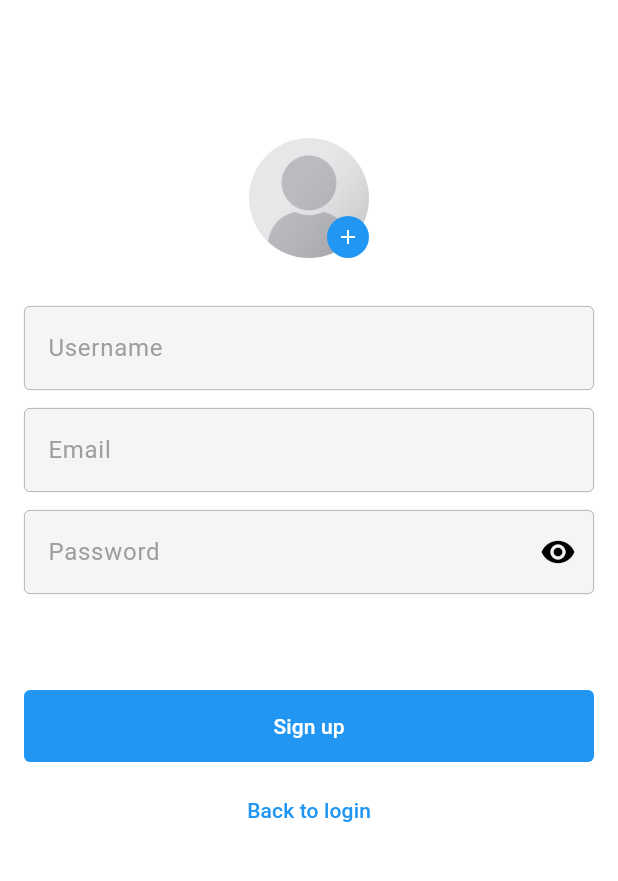
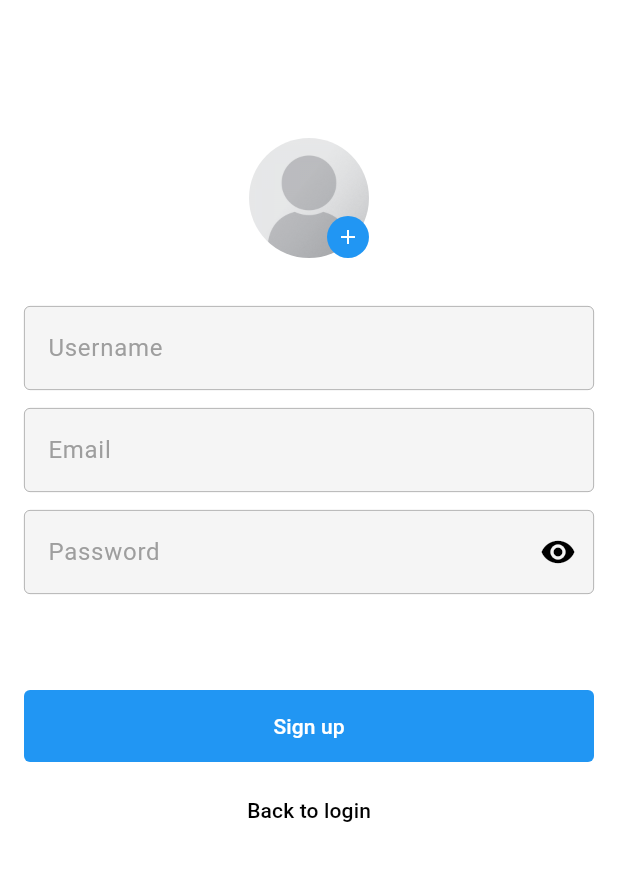
Before and after one commit to py10a/instagram_clone_flutter, a Flutter app: the screen it shows after launch, after a tap on "Sign up", on a phone screen of 412 x 824 dp, the part 66-947 px from its top. Run offline on Flutter 3.47's test engine with Material 3 defaults, Android fonts, the phone set to English and light mode, and no system bars; our stand-ins replace cloud_firestore, firebase_auth, firebase_core, firebase_storage, flutter_svg, image_picker; accounts and stored records are empty; generated files the repository leaves out were written again.

Commit message:
Refactor.
Signed-off-by: Andriy Pylo <py10.dev@gmail.com>

```diff
--- /dev/null
+++ b/devtools_options.yaml
@@ -0,0 +1,3 @@
+description: This file stores settings for Dart & Flutter DevTools.
+documentation: https://docs.flutter.dev/tools/devtools/extensions#configure-extension-enablement-states
+extensions:
--- a/lib/main.dart
+++ b/lib/main.dart
@@ -3,8 +3,10 @@ import 'package:firebase_core/firebase_core.dart';
 import 'package:flutter/material.dart';
 import 'package:instagram_clone_flutter/presentation/screens/home_screen.dart';
 import 'package:instagram_clone_flutter/presentation/screens/login_screen.dart';
+import 'package:instagram_clone_flutter/providers/user_provider.dart';
 import 'package:instagram_clone_flutter/responsivnes/responsive_layout_screen.dart';
 import 'package:instagram_clone_flutter/utils/themes.dart';
+import 'package:provider/provider.dart';
 
 import 'firebase_options.dart';
 
@@ -22,7 +24,11 @@ class InstagramClone extends StatelessWidget {
 
   @override
   Widget build(BuildContext context) {
-    return MaterialApp(
+    return MultiProvider(
+      providers: [
+        ChangeNotifierProvider(create: (_) => UserProvider()),
+      ],
+      child: MaterialApp(
         title: 'Instagram Clone',
         theme: lightTheme,
         darkTheme: darkTheme,
@@ -32,40 +38,22 @@ class InstagramClone extends StatelessWidget {
           builder: (context, snapshot) {
             if (snapshot.connectionState == ConnectionState.waiting) {
               return const Scaffold(
-              body: Center(
-                child: CircularProgressIndicator(),
-              ),
+                body: Center(child: CircularProgressIndicator()),
               );
             }
             if (snapshot.connectionState == ConnectionState.active) {
               if (snapshot.hasData) {
-              return ResponsiveLayoutScreen(
-                child: const HomeScreen(),
-              );
+                return ResponsiveLayoutScreen(child: const HomeScreen());
               } else if (snapshot.hasError) {
                 return ResponsiveLayoutScreen(
-                child: Scaffold(
-                  body: Center(
-                    child: Text('Error: ${snapshot.error}'),
+                  child: Center(child: Text('Error: ${snapshot.error}')),
+                );
+              }
+            }
+            return const LoginScreen();
+          },
         ),
       ),
     );
   }
 }
-          if (snapshot.connectionState == ConnectionState.done) {
-            return ResponsiveLayoutScreen(
-              child: const Scaffold(
-                body: Center(
-                  child: Text('Connection state done'),
-                ),
-              ),
-            );
-          }
-          return ResponsiveLayoutScreen(
-            child: const LoginScreen(),
-          );
-        },
-      ),
-    );
-  }
-}
--- a/lib/presentation/screens/login_screen.dart
+++ b/lib/presentation/screens/login_screen.dart
@@ -1,8 +1,7 @@
 import 'package:flutter/material.dart';
 import 'package:flutter_svg/svg.dart';
-import 'package:instagram_clone_flutter/presentation/screens/sign_up_screen.dart';
-import 'package:instagram_clone_flutter/presentation/widgets/email_text_field_input.dart';
-import 'package:instagram_clone_flutter/presentation/widgets/password_text_field_input.dart';
+import 'package:instagram_clone_flutter/presentation/screens/screens.dart';
+import 'package:instagram_clone_flutter/presentation/widgets/widgets.dart';
 import 'package:instagram_clone_flutter/repository/auth/firebase_auth_methods.dart';
 import 'package:instagram_clone_flutter/utils/utils.dart';
 
@@ -78,30 +77,14 @@ class _LoginScreenState extends State<LoginScreen> {
       controller: _passwordController,
     );
     // Buttons
-    ButtonStyleButton loginButton = FilledButton(
-      style: FilledButton.styleFrom(
-        minimumSize: const Size(double.infinity, 48),
-        shape: RoundedRectangleBorder(
-          borderRadius: BorderRadius.circular(4),
-        ),
-      ),
+    Widget loginButton = PrimaryButton(
+      text: const Text('Log in'),
       onPressed: logIn,
-      child: _isLoading
-          ? CircularProgressIndicator(
-              strokeWidth: 2,
-              color: Theme.of(context).colorScheme.onPrimary,
-            )
-          : const Text('Log in'),
+      isAsync: _isLoading,
     );
-    ButtonStyleButton signUpButton = TextButton(
-      style: FilledButton.styleFrom(
-        minimumSize: const Size(double.infinity, 48),
-        shape: RoundedRectangleBorder(
-          borderRadius: BorderRadius.circular(4),
-        ),
-      ),
+    Widget signUpButton = SecondaryButton(
+      text: const Text('Sign up'),
       onPressed: signUp,
-      child: const Text('Sign up'),
     );
 
     return Scaffold(
--- /dev/null
+++ b/lib/presentation/screens/screens.dart
@@ -0,0 +1,3 @@
+export 'home_screen.dart';
+export 'login_screen.dart';
+export 'sign_up_screen.dart';
--- a/lib/presentation/screens/sign_up_screen.dart
+++ b/lib/presentation/screens/sign_up_screen.dart
@@ -2,14 +2,13 @@ import 'package:flutter/material.dart';
 import 'package:flutter/services.dart';
 import 'package:flutter_svg/svg.dart';
 import 'package:image_picker/image_picker.dart';
-import 'package:instagram_clone_flutter/presentation/widgets/email_text_field_input.dart';
-import 'package:instagram_clone_flutter/presentation/widgets/name_text_field_input.dart';
-import 'package:instagram_clone_flutter/presentation/widgets/password_text_field_input.dart';
+import 'package:instagram_clone_flutter/presentation/screens/screens.dart';
+import 'package:instagram_clone_flutter/presentation/widgets/widgets.dart';
+import 'package:instagram_clone_flutter/providers/user_provider.dart';
 import 'package:instagram_clone_flutter/repository/auth/firebase_auth_methods.dart';
+import 'package:instagram_clone_flutter/responsivnes/responsive_layout_screen.dart';
 import 'package:instagram_clone_flutter/utils/utils.dart';
-
-import 'home_screen.dart';
-import 'login_screen.dart';
+import 'package:provider/provider.dart';
 
 class SignUpScreen extends StatefulWidget {
   const SignUpScreen({super.key});
@@ -54,9 +53,11 @@ class _SignUpScreenState extends State<SignUpScreen> {
       _usernameController.clear();
       _emailController.clear();
       _passwordController.clear();
+      Provider.of<UserProvider>(context, listen: false).refreshUser();
       Navigator.of(context).pushReplacement(
         MaterialPageRoute(
-          builder: (context) => const HomeScreen(),
+          builder: (context) =>
+              ResponsiveLayoutScreen(child: const HomeScreen()),
         ),
       );
     }
@@ -71,6 +72,15 @@ class _SignUpScreenState extends State<SignUpScreen> {
     setState(() {
       _isSigningUp = false;
     });
+  }
+
+  void logIn() {
+    FocusManager.instance.primaryFocus?.unfocus();
+    Navigator.of(context).pushReplacement(
+      MaterialPageRoute(
+        builder: (context) => const LoginScreen(),
+      ),
+    );
   }
 
   @override
@@ -108,7 +118,7 @@ class _SignUpScreenState extends State<SignUpScreen> {
             right: 0,
             child: CircleAvatar(
               radius: 14,
-              backgroundColor: Theme.of(context).colorScheme.primary,
+              backgroundColor: Theme.of(context).colorScheme.primaryContainer,
               child: Icon(
                 Icons.add,
                 size: 16,
@@ -131,39 +141,14 @@ class _SignUpScreenState extends State<SignUpScreen> {
       controller: _passwordController,
     );
     // Buttons
-    ButtonStyleButton signUpButton = FilledButton(
-      style: FilledButton.styleFrom(
-        minimumSize: const Size(double.infinity, 48),
-        shape: RoundedRectangleBorder(
-          borderRadius: BorderRadius.circular(4),
-        ),
-      ),
-      onPressed: () {
-        signUp(context);
-      },
-      child: _isSigningUp
-          ? CircularProgressIndicator(
-              strokeWidth: 2,
-              color: Theme.of(context).colorScheme.onPrimary,
-            )
-          : const Text('Sign up'),
+    Widget signUpButton = PrimaryButton(
+      text: const Text('Sign up'),
+      onPressed: () => signUp(context),
+      isAsync: _isSigningUp,
     );
-    ButtonStyleButton loginButton = TextButton(
-      style: FilledButton.styleFrom(
-        minimumSize: const Size(double.infinity, 48),
-        shape: RoundedRectangleBorder(
-          borderRadius: BorderRadius.circular(4),
-        ),
-      ),
-      onPressed: () {
-        FocusManager.instance.primaryFocus?.unfocus();
-        Navigator.of(context).pushReplacement(
-          MaterialPageRoute(
-            builder: (context) => const LoginScreen(),
-          ),
-        );
-      },
-      child: const Text('Back to login'),
+    Widget loginButton = SecondaryButton(
+      text: const Text('Back to login'),
+      onPressed: logIn,
     );
 
     return Scaffold(
--- /dev/null
+++ b/lib/presentation/widgets/buttons/primary_button.dart
@@ -0,0 +1,35 @@
+import 'package:flutter/material.dart';
+
+class PrimaryButton extends StatelessWidget {
+  final Widget text;
+  final void Function() onPressed;
+  final bool isAsync;
+
+  const PrimaryButton({
+    super.key,
+    required this.text,
+    required this.onPressed,
+    this.isAsync = false,
+  });
+
+  @override
+  Widget build(BuildContext context) {
+    return FilledButton(
+      style: FilledButton.styleFrom(
+        backgroundColor: Theme.of(context).colorScheme.primaryContainer,
+        foregroundColor: Theme.of(context).colorScheme.onPrimaryContainer,
+        minimumSize: const Size(double.infinity, 48),
+        shape: RoundedRectangleBorder(
+          borderRadius: BorderRadius.circular(4),
+        ),
+      ),
+      onPressed: onPressed,
+      child: isAsync
+          ? CircularProgressIndicator(
+              strokeWidth: 2,
+              color: Theme.of(context).colorScheme.onPrimary,
+            )
+          : text,
+    );
+  }
+}
--- /dev/null
+++ b/lib/presentation/widgets/buttons/secondary_button.dart
@@ -0,0 +1,30 @@
+import 'package:flutter/material.dart';
+
+class SecondaryButton extends StatelessWidget {
+  final Widget text;
+  final void Function() onPressed;
+  final bool isAsync;
+
+  const SecondaryButton({
+    super.key,
+    required this.text,
+    required this.onPressed,
+    this.isAsync = false,
+  });
+
+  @override
+  Widget build(BuildContext context) {
+    return TextButton(
+      style: FilledButton.styleFrom(
+        splashFactory: NoSplash.splashFactory,
+      ),
+      onPressed: onPressed,
+      child: isAsync
+          ? CircularProgressIndicator(
+              strokeWidth: 2,
+              color: Theme.of(context).colorScheme.onPrimary,
+            )
+          : text,
+    );
+  }
+}
--- a/lib/presentation/widgets/email_text_field_input.dart
+++ b/lib/presentation/widgets/text_field_input/email_text_field_input.dart
@@ -1,5 +1,5 @@
 import 'package:flutter/material.dart';
-import 'package:instagram_clone_flutter/presentation/widgets/text_field_input.dart';
+import 'package:instagram_clone_flutter/presentation/widgets/text_field_input/text_field_input.dart';
 
 class EmailTextFieldInput extends StatelessWidget {
   const EmailTextFieldInput({
--- a/lib/presentation/widgets/name_text_field_input.dart
+++ b/lib/presentation/widgets/text_field_input/name_text_field_input.dart
@@ -1,5 +1,5 @@
 import 'package:flutter/material.dart';
-import 'package:instagram_clone_flutter/presentation/widgets/text_field_input.dart';
+import 'package:instagram_clone_flutter/presentation/widgets/text_field_input/text_field_input.dart';
 
 class NameTextFieldInput extends StatelessWidget {
   const NameTextFieldInput({
--- a/lib/presentation/widgets/password_text_field_input.dart
+++ b/lib/presentation/widgets/text_field_input/password_text_field_input.dart
@@ -1,5 +1,5 @@
 import 'package:flutter/material.dart';
-import 'package:instagram_clone_flutter/presentation/widgets/text_field_input.dart';
+import 'package:instagram_clone_flutter/presentation/widgets/text_field_input/text_field_input.dart';
 
 class PasswordTextFieldInput extends StatefulWidget {
   const PasswordTextFieldInput({
--- /dev/null
+++ b/lib/presentation/widgets/widgets.dart
@@ -0,0 +1,6 @@
+export 'buttons/primary_button.dart';
+export 'buttons/secondary_button.dart';
+export 'text_field_input/email_text_field_input.dart';
+export 'text_field_input/name_text_field_input.dart';
+export 'text_field_input/password_text_field_input.dart';
+export 'text_field_input/text_field_input.dart';
--- /dev/null
+++ b/lib/providers/user_provider.dart
@@ -0,0 +1,15 @@
+import 'package:flutter/material.dart';
+import 'package:instagram_clone_flutter/repository/auth/firebase_auth_methods.dart';
+import 'package:instagram_clone_flutter/repository/models/user.dart';
+
+class UserProvider with ChangeNotifier {
+  User? _user;
+  final FirebaseAuthMethods _firebaseAuthMethods = FirebaseAuthMethods();
+
+  User? get user => _user;
+
+  Future<void> refreshUser() async {
+    _user = await _firebaseAuthMethods.userData;
+    notifyListeners();
+  }
+}
--- a/lib/repository/models/user.dart
+++ b/lib/repository/models/user.dart
@@ -1,3 +1,4 @@
+import 'package:cloud_firestore/cloud_firestore.dart';
 import 'package:json_annotation/json_annotation.dart';
 
 part 'user.g.dart';
@@ -33,5 +34,10 @@ class User {
 
   factory User.fromJson(Map<String, dynamic> json) => _$UserFromJson(json);
 
+  static User fromSnapshot(DocumentSnapshot snapshot) {
+    var data = snapshot.data() as Map<String, dynamic>;
+    return User.fromJson(data);
+  }
+
   Map<String, dynamic> toJson() => _$UserToJson(this);
 }
--- a/lib/utils/themes.dart
+++ b/lib/utils/themes.dart
@@ -1,25 +1,32 @@
+import 'package:flutter/cupertino.dart';
 import 'package:flutter/material.dart';
 
 const lightColorScheme = ColorScheme.light(
   brightness: Brightness.dark,
-  primary: Colors.blue,
-  onPrimary: Colors.white,
+  primary: Colors.black,
+  secondary: Colors.white,
+  primaryContainer: Colors.blue,
+  onPrimaryContainer: Colors.white,
+  surface: Colors.white,
 );
 const darkColorScheme = ColorScheme.dark(
   brightness: Brightness.dark,
-  primary: Colors.blue,
-  onPrimary: Colors.white,
+  primary: Colors.white,
+  secondary: Colors.black,
+  primaryContainer: Colors.blue,
+  onPrimaryContainer: Colors.white,
+  surface: Colors.black,
 );
 
 final lightTheme = ThemeData(
   colorScheme: lightColorScheme,
-  appBarTheme: const AppBarTheme(
-    iconTheme: IconThemeData(color: Colors.black),
-    actionsIconTheme: IconThemeData(color: Colors.black),
+  appBarTheme: AppBarTheme(
+    iconTheme: IconThemeData(color: darkColorScheme.secondary),
+    actionsIconTheme: IconThemeData(color: darkColorScheme.secondary),
     scrolledUnderElevation: 0,
   ),
   buttonTheme: ButtonThemeData(
-    buttonColor: lightColorScheme.primary,
+    buttonColor: lightColorScheme.primaryContainer,
     textTheme: ButtonTextTheme.primary,
   ),
   inputDecorationTheme: InputDecorationTheme(
@@ -50,13 +57,25 @@ final lightTheme = ThemeData(
     labelStyle: TextStyle(color: Colors.grey[500]!),
     floatingLabelStyle: TextStyle(color: Colors.grey[900]!),
   ),
+  cupertinoOverrideTheme: CupertinoThemeData(
+    primaryColor: darkColorScheme.secondary,
+    barBackgroundColor: darkColorScheme.surface,
+    textTheme: const CupertinoTextThemeData(
+      primaryColor: Colors.black,
+    ),
+  ),
 );
 
 final darkTheme = ThemeData(
   colorScheme: darkColorScheme,
+  appBarTheme: AppBarTheme(
+    iconTheme: IconThemeData(color: darkColorScheme.secondary),
+    actionsIconTheme: IconThemeData(color: darkColorScheme.secondary),
+    scrolledUnderElevation: 0,
+  ),
   buttonTheme: ButtonThemeData(
-    buttonColor: darkColorScheme.primary,
-    textTheme: ButtonTextTheme.primary,
+    buttonColor: darkColorScheme.primaryContainer,
+    textTheme: ButtonTextTheme.normal,
   ),
   inputDecorationTheme: InputDecorationTheme(
     focusedBorder: OutlineInputBorder(
@@ -82,6 +101,13 @@ final darkTheme = ThemeData(
     ),
     hintStyle: TextStyle(color: Colors.grey[400]!),
     filled: true,
-    fillColor: Colors.grey[800],
+    fillColor: Colors.grey[900],
+  ),
+  cupertinoOverrideTheme: CupertinoThemeData(
+    primaryColor: darkColorScheme.primary,
+    barBackgroundColor: darkColorScheme.surface,
+    textTheme: const CupertinoTextThemeData(
+      primaryColor: Colors.white,
+    ),
   ),
 );
```
Also changed, not shown: lib/presentation/screens/home_screen.dart (+18 -3 lines), lib/repository/auth/firebase_auth_methods.dart (+11 -0 lines), lib/responsivnes/mobile_layout_screen_scaffold.dart (+80 -19 lines), lib/responsivnes/responsive_layout_screen.dart (+24 -4 lines), pubspec.yaml (+5 -4 lines), lib/presentation/widgets/text_field_input/text_field_input.dart (renamed from lib/presentation/widgets/text_field_input.dart), pubspec.lock, 1 other file. Lines whose indentation alone changed are shown as unchanged.
